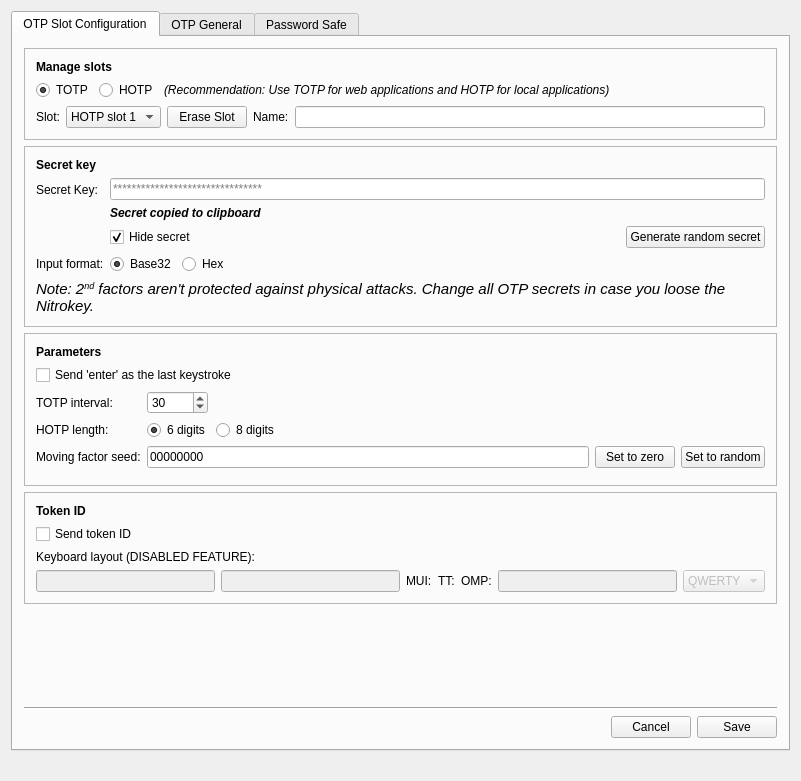
Before: the Qt Designer form ui/mainwindow.ui in Nitrokey/nitrokey-app, drawn with Qt 5.
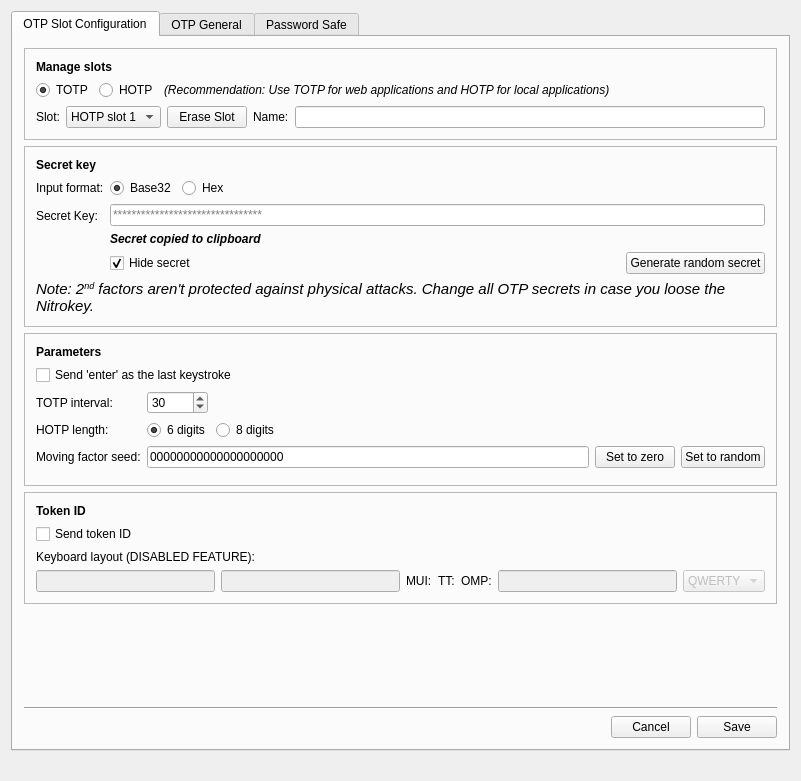
After: the same form once the commit is applied. Icons and pictures are not drawn.

Commit message:
Issue 31 decouple counter (#61)
* Removing check of counter multiplicity of 16. Checking roughly is counter lower than 2^63.
* Clearing up whitespace
* Code reformat
* Moved secret type above secret input field. Set same tooltip text to secret input field as in label
* Correct strings for user

What changed in the file:
```diff
--- a/ui/mainwindow.ui
+++ b/ui/mainwindow.ui
@@ -242,6 +242,13 @@
               <enum>QFormLayout::AllNonFixedFieldsGrow</enum>
              </property>
              <item row="1" column="0">
+              <widget class="QLabel" name="label_4">
+               <property name="text">
+                <string>Input format:</string>
+               </property>
+              </widget>
+             </item>
+             <item row="2" column="0">
               <widget class="QLabel" name="label_3">
                <property name="toolTip">
                 <string>&lt;html&gt;&lt;head/&gt;&lt;body&gt;&lt;p&gt;The secret is provided by your service provider you may want to login or can be configured in your local application which you may want to login to.&lt;/p&gt;&lt;/body&gt;&lt;/html&gt;</string>
@@ -251,10 +258,13 @@
                </property>
               </widget>
              </item>
-             <item row="1" column="1">
+             <item row="2" column="1">
               <layout class="QVBoxLayout" name="verticalLayout_6">
                <item>
                 <widget class="QLineEdit" name="secretEdit">
+                 <property name="toolTip">
+                  <string>&lt;html&gt;&lt;head/&gt;&lt;body&gt;&lt;p&gt;The secret is provided by your service provider you may want to login or can be configured in your local application which you may want to login to.&lt;/p&gt;&lt;/body&gt;&lt;/html&gt;</string>
+                 </property>
                  <property name="inputMask">
                   <string/>
                  </property>
@@ -332,14 +342,7 @@
                </item>
               </layout>
              </item>
-             <item row="2" column="0">
-              <widget class="QLabel" name="label_4">
-               <property name="text">
-                <string>Input format:</string>
-               </property>
-              </widget>
-             </item>
-             <item row="2" column="1">
+             <item row="1" column="1">
               <layout class="QHBoxLayout" name="horizontalLayout_6">
                <item>
                 <widget class="QRadioButton" name="base32RadioButton">
@@ -453,10 +456,10 @@
                     <string/>
                    </property>
                    <property name="text">
-                    <string>00000000</string>
+                    <string>00000000000000000000</string>
                    </property>
                    <property name="maxLength">
-                    <number>8</number>
+                    <number>20</number>
                    </property>
                   </widget>
                  </item>
```
The commit also changes 1 other file.
